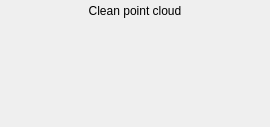
The window that src/gui/forms/toolbar_pointEdition.ui (open-scan-crew/OpenScanTools) describes before a commit, drawn with Qt 5.
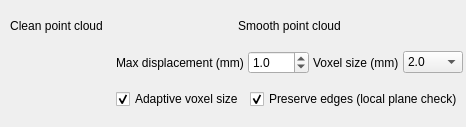
The same window after the commit. Icons and pictures are not drawn.

Commit message: Add point cloud smoothing workflow

```diff
--- a/src/gui/forms/toolbar_pointEdition.ui
+++ b/src/gui/forms/toolbar_pointEdition.ui
@@ -32,19 +32,6 @@
    <property name="verticalSpacing">
     <number>0</number>
    </property>
-   <item row="2" column="0">
-    <spacer name="verticalSpacer">
-     <property name="orientation">
-      <enum>Qt::Vertical</enum>
-     </property>
-     <property name="sizeHint" stdset="0">
-      <size>
-       <width>0</width>
-       <height>0</height>
-      </size>
-     </property>
-    </spacer>
-   </item>
    <item row="0" column="0">
     <widget class="QToolButton" name="toolButton_deleteClippedPoints">
      <property name="enabled">
@@ -82,6 +69,131 @@
      </property>
     </widget>
    </item>
+   <item row="0" column="1">
+    <widget class="QToolButton" name="toolButton_smoothPointCloud">
+     <property name="enabled">
+      <bool>true</bool>
+     </property>
+     <property name="sizePolicy">
+      <sizepolicy hsizetype="Minimum" vsizetype="Fixed">
+       <horstretch>0</horstretch>
+       <verstretch>0</verstretch>
+      </sizepolicy>
+     </property>
+     <property name="toolTip">
+      <string>Smooth the selected scans by locally adjusting point positions.
+Warning: points will be permanently moved.</string>
+     </property>
+     <property name="text">
+      <string>Smooth point cloud</string>
+     </property>
+     <property name="icon">
+      <iconset resource="../../../openscantools.qrc">
+       <normaloff>:/icons/100x100/wave.png</normaloff>:/icons/100x100/wave.png</iconset>
+     </property>
+     <property name="iconSize">
+      <size>
+       <width>20</width>
+       <height>20</height>
+      </size>
+     </property>
+     <property name="toolButtonStyle">
+      <enum>Qt::ToolButtonTextBesideIcon</enum>
+     </property>
+     <property name="autoRaise">
+      <bool>true</bool>
+     </property>
+    </widget>
+   </item>
+   <item row="1" column="1">
+    <layout class="QHBoxLayout" name="horizontalLayout_smoothSettings">
+     <property name="spacing">
+      <number>4</number>
+     </property>
+     <item>
+      <widget class="QLabel" name="label_smoothMaxDisplacement">
+       <property name="text">
+        <string>Max displacement (mm)</string>
+       </property>
+      </widget>
+     </item>
+     <item>
+      <widget class="QDoubleSpinBox" name="doubleSpinBox_smoothMaxDisplacement">
+       <property name="minimum">
+        <double>0.100000000000000</double>
+       </property>
+       <property name="maximum">
+        <double>3.000000000000000</double>
+       </property>
+       <property name="singleStep">
+        <double>0.100000000000000</double>
+       </property>
+       <property name="value">
+        <double>1.000000000000000</double>
+       </property>
+       <property name="decimals">
+        <number>1</number>
+       </property>
+      </widget>
+     </item>
+     <item>
+      <widget class="QLabel" name="label_smoothVoxelSize">
+       <property name="text">
+        <string>Voxel size (mm)</string>
+       </property>
+      </widget>
+     </item>
+     <item>
+      <widget class="QComboBox" name="comboBox_smoothVoxelSize">
+       <property name="currentIndex">
+        <number>1</number>
+       </property>
+       <item>
+        <property name="text">
+         <string>1.0</string>
+        </property>
+       </item>
+       <item>
+        <property name="text">
+         <string>2.0</string>
+        </property>
+       </item>
+       <item>
+        <property name="text">
+         <string>4.0</string>
+        </property>
+       </item>
+      </widget>
+     </item>
+    </layout>
+   </item>
+   <item row="2" column="1">
+    <layout class="QHBoxLayout" name="horizontalLayout_smoothOptions">
+     <property name="spacing">
+      <number>6</number>
+     </property>
+     <item>
+      <widget class="QCheckBox" name="checkBox_smoothAdaptiveVoxel">
+       <property name="text">
+        <string>Adaptive voxel size</string>
+       </property>
+       <property name="checked">
+        <bool>true</bool>
+       </property>
+      </widget>
+     </item>
+     <item>
+      <widget class="QCheckBox" name="checkBox_smoothPreserveEdges">
+       <property name="text">
+        <string>Preserve edges (local plane check)</string>
+       </property>
+       <property name="checked">
+        <bool>true</bool>
+       </property>
+      </widget>
+     </item>
+    </layout>
+   </item>
   </layout>
  </widget>
  <layoutdefault spacing="6" margin="11"/>
```
Left out of the diff: 5 changed lines with no effect on the pictures. The commit also changes 16 other files.
